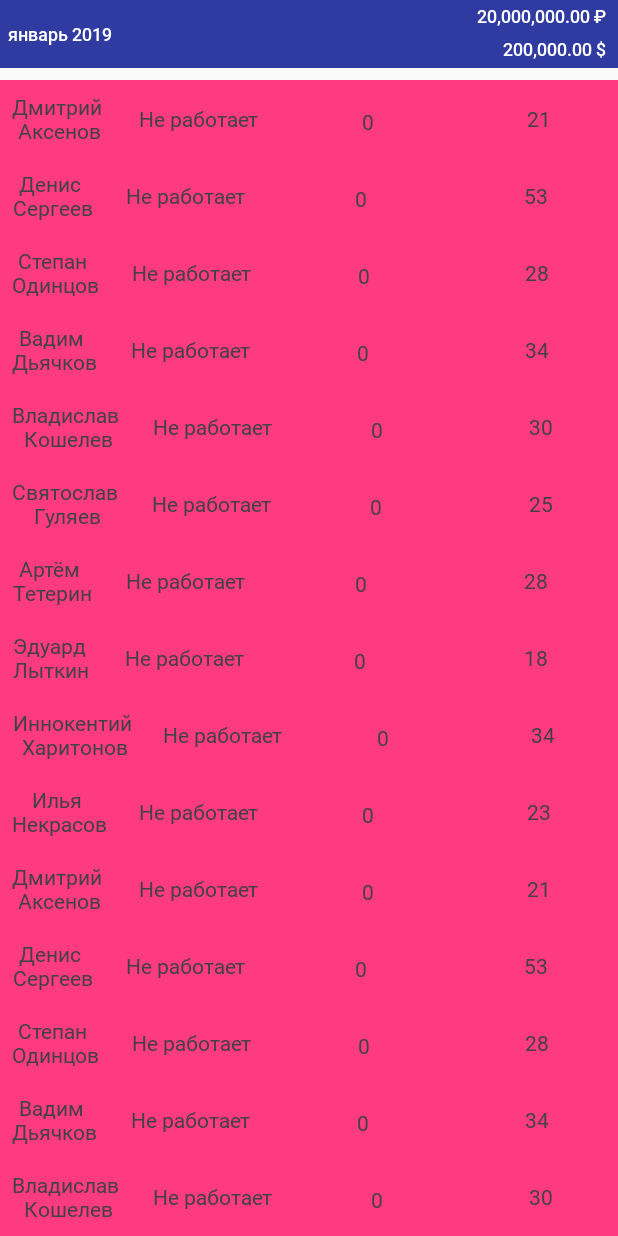
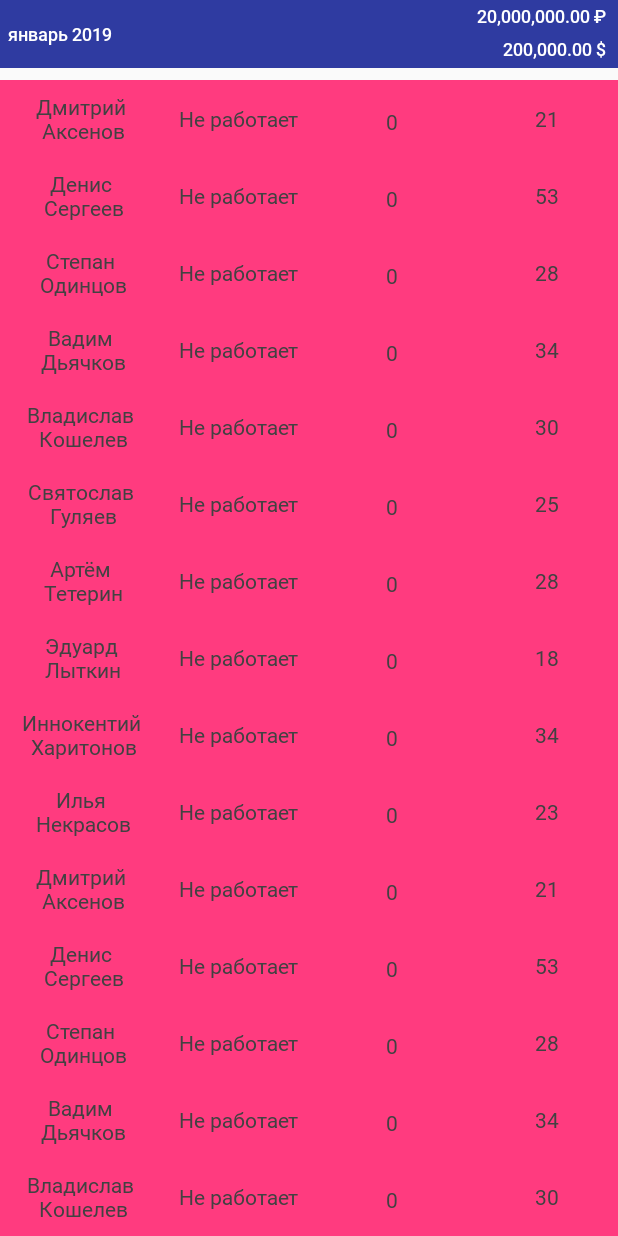
Before and after one commit to AnastasiaDronina/HyperboreaNew, an Android app: the People screen opened directly, with no data from a screen before it, on a phone screen of 412 x 824 dp. Run offline under Robolectric (Android 15) with nearby library versions, the phone set to English and light mode, and no system bars; libraries missing offline, so code that uses them is left out: com.squareup.leakcanary.

Commit message:
initial commit

```diff
--- a/app/src/main/res/layout/people_row.xml
+++ b/app/src/main/res/layout/people_row.xml
@@ -17,7 +17,7 @@
         android:textAlignment="center"
         android:textColor="@color/cardview_dark_background"
         app:layout_constraintBottom_toBottomOf="parent"
-        app:layout_constraintEnd_toStartOf="@+id/farmsCrop"
+        app:layout_constraintEnd_toStartOf="@+id/personJob"
         app:layout_constraintHorizontal_bias="0.5"
         app:layout_constraintStart_toStartOf="parent"
         app:layout_constraintTop_toTopOf="parent"
```
